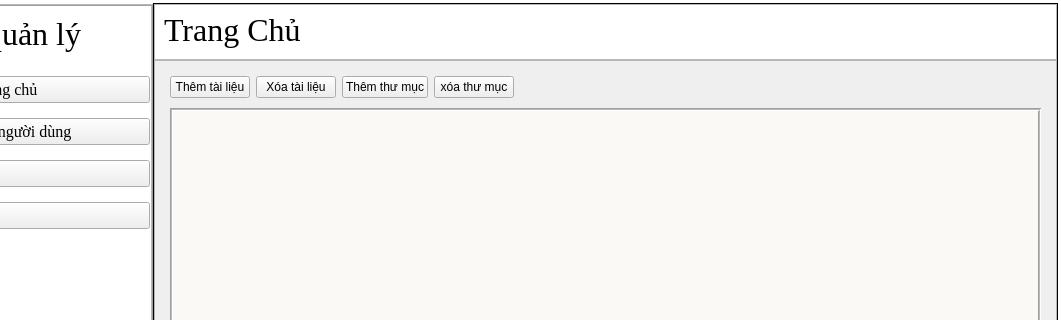
This is ui/admin_dashboard.ui in DTNS2905/App_quan_ly_python_qt_ as Qt 5 draws it before an edit; both pictures show x 152 to 1213 and y 0 to 320 of the 1213 by 626 pixel window. The edited form follows.
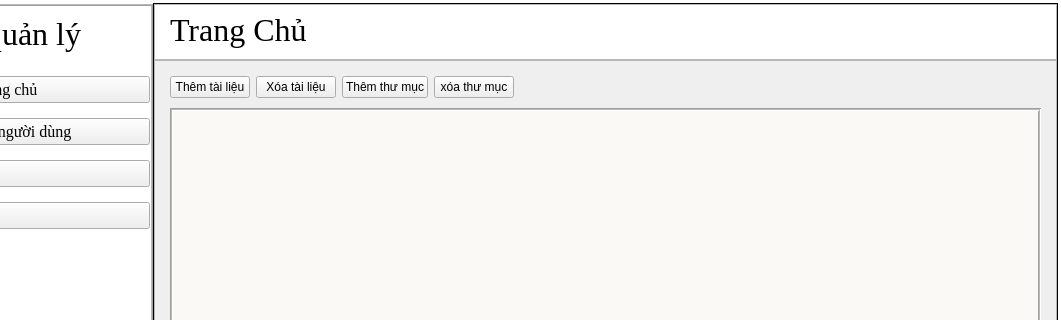
This is the edited form. The open tabs and pages were chosen to show the change. Icons and pictures are not drawn.

Diff of the .ui file:
```diff
--- a/ui/admin_dashboard.ui
+++ b/ui/admin_dashboard.ui
@@ -28,6 +28,9 @@
   <property name="animated">
    <bool>true</bool>
   </property>
+  <property name="documentMode">
+   <bool>false</bool>
+  </property>
   <property name="dockNestingEnabled">
    <bool>false</bool>
   </property>
@@ -529,13 +532,13 @@
            <number>0</number>
           </property>
           <property name="leftMargin">
-           <number>9</number>
+           <number>15</number>
           </property>
           <property name="topMargin">
            <number>0</number>
           </property>
           <property name="rightMargin">
-           <number>0</number>
+           <number>5</number>
           </property>
           <item>
            <widget class="QWidget" name="search" native="true">
```
Left out of the diff: 37 changed lines with no effect on the pictures.
